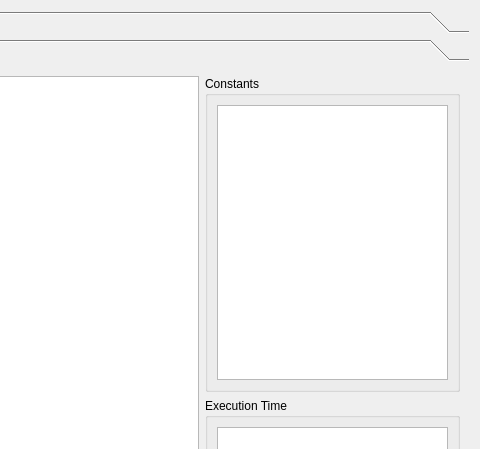
Before: the Qt Designer form src/UI/TaskTabWidget.ui in TheMHMoritz3/OpenCLScheduler, drawn with Qt 5; both pictures show x 331 to 811 and y 0 to 449 of the 811 by 761 pixel window.
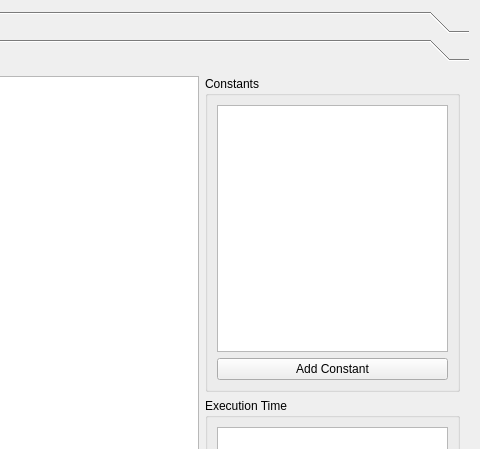
After: the same form once the commit is applied. The open tabs and pages were chosen to show the change.

Patch:
```diff
--- a/src/UI/TaskTabWidget.ui
+++ b/src/UI/TaskTabWidget.ui
@@ -237,9 +237,16 @@
          <property name="flat">
           <bool>true</bool>
          </property>
-         <layout class="QHBoxLayout" name="horizontalLayout_3">
+         <layout class="QVBoxLayout" name="verticalLayout_2">
           <item>
-           <widget class="QTableView" name="tableView_2"/>
+           <widget class="QTableView" name="ConstantTableView"/>
+          </item>
+          <item>
+           <widget class="QPushButton" name="AddConstantButton">
+            <property name="text">
+             <string>Add Constant</string>
+            </property>
+           </widget>
           </item>
          </layout>
         </widget>
```
Left out of the diff: 6 changed lines with no effect on the pictures.
